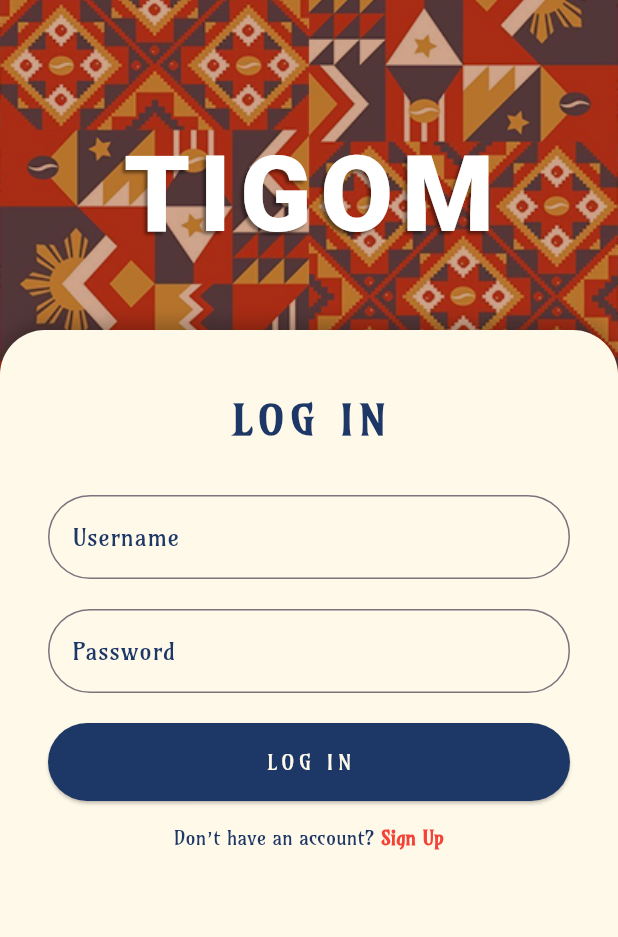
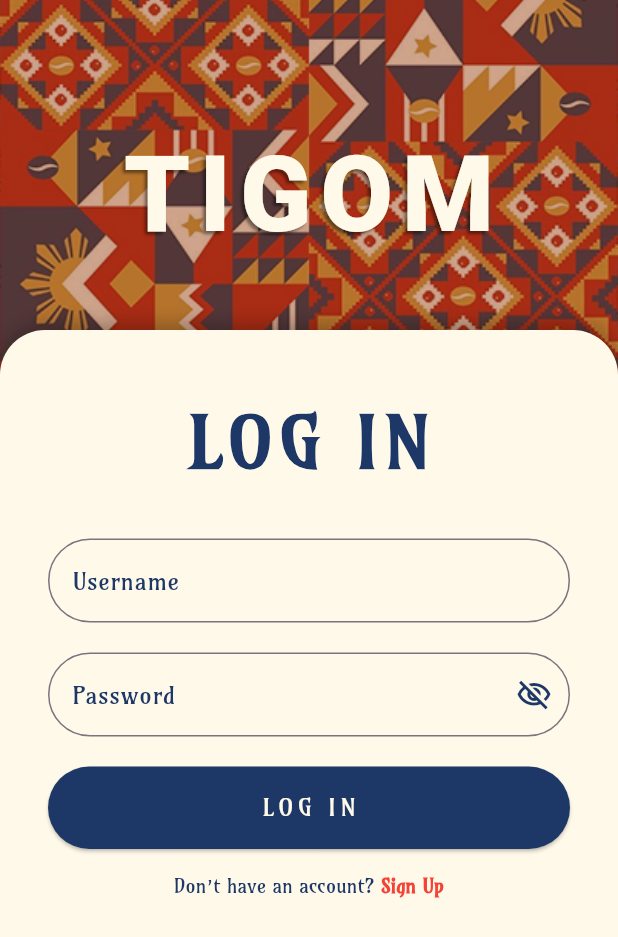
Before and after one commit to Ethvn-OS/TIGOM, a Flutter app: the screen it shows after launch, on a phone screen of 412 x 824 dp. Shown: the top 937 px of the screen. Run offline on Flutter 3.47's test engine with Material 3 defaults, Android fonts, the phone set to English and light mode, and no system bars; Roboto replaces fonts that are missing (RuslanDisplay).

Commit message:
finished frontend for login and signup

```diff
--- a/tigom_app/lib/main.dart
+++ b/tigom_app/lib/main.dart
@@ -1,8 +1,10 @@
 import 'package:flutter/material.dart';
 import 'package:tigom_app/pages/home.dart';
 import 'package:tigom_app/pages/login.dart';
+import 'package:tigom_app/pages/signup.dart';
+
 void main() {
-  runApp( const MyApp() );
+  runApp(const MyApp());
 }
 
 class MyApp extends StatelessWidget {
@@ -13,9 +15,14 @@ class MyApp extends StatelessWidget {
     return MaterialApp(
       debugShowCheckedModeBanner: false,
       theme: ThemeData(
-        fontFamily: 'RuslanDisplay'
+        fontFamily: 'RuslanDisplay',
       ),
-      home: const LoginPage()
-    ); // MaterialApp
+      initialRoute: '/login',
+      routes: {
+        '/login': (context) => const LoginPage(),
+        '/home': (context) => const HomePage(),
+        '/signup': (context) => const SignUpPage(),
+      },
+    );
   }
 }
--- a/tigom_app/lib/pages/login.dart
+++ b/tigom_app/lib/pages/login.dart
@@ -1,8 +1,16 @@
 import 'package:flutter/material.dart';
+import 'package:flutter/gestures.dart';
 
-class LoginPage extends StatelessWidget {
+class LoginPage extends StatefulWidget {
   const LoginPage({super.key});
 
+@override
+  State<LoginPage> createState() => _LoginPageState();
+}
+
+
+class _LoginPageState extends State<LoginPage> {
+  bool _obscurePassword = true;
   @override
   Widget build(BuildContext context) {
     return Scaffold(
@@ -29,7 +37,7 @@ class LoginPage extends StatelessWidget {
                   style: TextStyle(
                     fontSize: 70,
                     fontWeight: FontWeight.w900,
-                    color: Colors.white,
+                    color:  Color(0xFFFFF9E9),
                     letterSpacing: 6,
                     shadows: [
                       Shadow(
@@ -81,7 +89,7 @@ class LoginPage extends StatelessWidget {
                         style: TextStyle(
                           fontFamily: 'Amarante',
                           color: const Color(0xFF1D3867),
-                          fontSize: 28,
+                          fontSize: 48,
                           fontWeight: FontWeight.bold,
                           letterSpacing: 4,
                         ),
@@ -91,6 +99,10 @@ class LoginPage extends StatelessWidget {
 
 
                       TextField(
+                        style: TextStyle(
+                          fontFamily: 'Amarante',
+                          color: const Color(0xFF1D3867),
+                        ),
                         decoration: InputDecoration(
                           labelText: 'Username',
                           labelStyle: TextStyle(
@@ -109,7 +121,11 @@ class LoginPage extends StatelessWidget {
 
 
                       TextField(
-                        obscureText: true,
+                        obscureText: _obscurePassword,
+                        style: TextStyle(
+                          fontFamily: 'Amarante',
+                          color: const Color(0xFF1D3867),
+                        ),
                         decoration: InputDecoration(
                           labelText: 'Password',
                           labelStyle: TextStyle(
@@ -120,6 +136,19 @@ class LoginPage extends StatelessWidget {
                             borderRadius: BorderRadius.circular(30),
                             borderSide: BorderSide(color: Color(0xFF1D3867)),
                           ),
+                          suffixIcon: IconButton(
+                            icon: Icon(
+                              _obscurePassword
+                                  ? Icons.visibility_off_outlined
+                                  : Icons.visibility_outlined,
+                              color: Color(0xFF1D3867),
+                            ),
+                            onPressed: () {
+                              setState(() {
+                                _obscurePassword = !_obscurePassword;
+                              });
+                            },
+                          ),
                         ),
                       ),
 
@@ -128,7 +157,9 @@ class LoginPage extends StatelessWidget {
                       SizedBox(
                         width: double.infinity,
                         child: ElevatedButton(
-                          onPressed: () {},
+                          onPressed: () {
+                            Navigator.pushNamed(context, '/home');
+                          },
                           style: ElevatedButton.styleFrom(
                             backgroundColor: const Color(0xFF1D3867),
                             padding: const EdgeInsets.symmetric(vertical: 16),
@@ -140,6 +171,7 @@ class LoginPage extends StatelessWidget {
                               letterSpacing: 3,
                               color: Color(0xFFFFF9E9),
                               fontFamily: 'Amarante',
+                              fontSize: 16,
                             ),
                           ),
                         ),
@@ -160,6 +192,10 @@ class LoginPage extends StatelessWidget {
                             children: [
                               TextSpan(
                                 text: "Sign Up",
+                                recognizer: TapGestureRecognizer()
+                                ..onTap = (){
+                                  Navigator.pushNamed(context, '/signup');
+                                },
                                 style: TextStyle(
                                   color: Colors.red,
                                   fontWeight: FontWeight.bold,
```
Also changed, not shown: tigom_app/lib/pages/signup.dart (added, +212 -0 lines), tigom_app/flutter_01.png (added), tigom_app/flutter_02.png (added).
